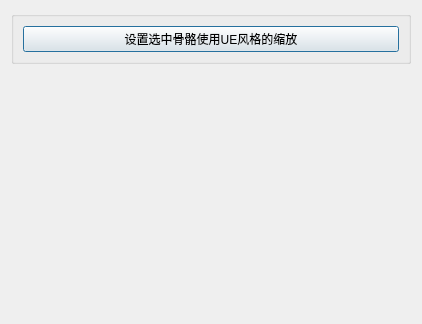
Above: NoraUtilities/UI/noraJointSettingsWidget.ui from AnonCountercurrent/NoraSkinningMethodCollection before the change. Below: the same form after it.
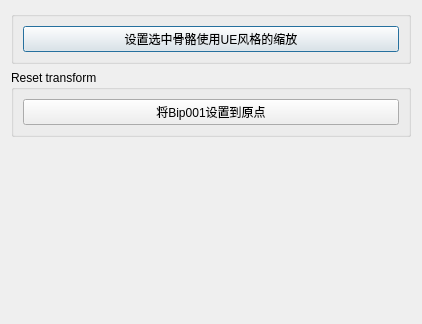
That is the form after the change.

```diff
--- a/NoraUtilities/UI/noraJointSettingsWidget.ui
+++ b/NoraUtilities/UI/noraJointSettingsWidget.ui
@@ -13,7 +13,7 @@
   <property name="windowTitle">
    <string>Dialog</string>
   </property>
-  <layout class="QVBoxLayout" name="verticalLayout_2">
+  <layout class="QVBoxLayout" name="verticalLayout_3">
    <item>
     <widget class="QGroupBox" name="groupBox">
      <property name="title">
@@ -30,6 +30,25 @@
      </layout>
     </widget>
    </item>
+   <item>
+    <widget class="QGroupBox" name="groupBox_2">
+     <property name="title">
+      <string>Reset transform</string>
+     </property>
+     <layout class="QVBoxLayout" name="verticalLayout_2">
+      <item>
+       <layout class="QVBoxLayout" name="rideVerticalLayout"/>
+      </item>
+      <item>
+       <widget class="QPushButton" name="pushButton">
+        <property name="text">
+         <string>将Bip001设置到原点</string>
+        </property>
+       </widget>
+      </item>
+     </layout>
+    </widget>
+   </item>
    <item>
     <spacer name="verticalSpacer">
      <property name="orientation">
```
